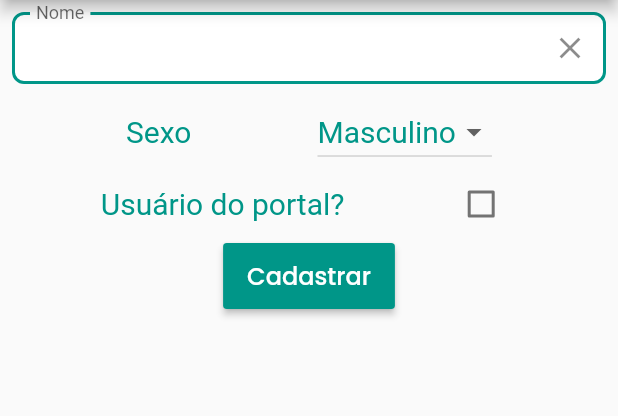
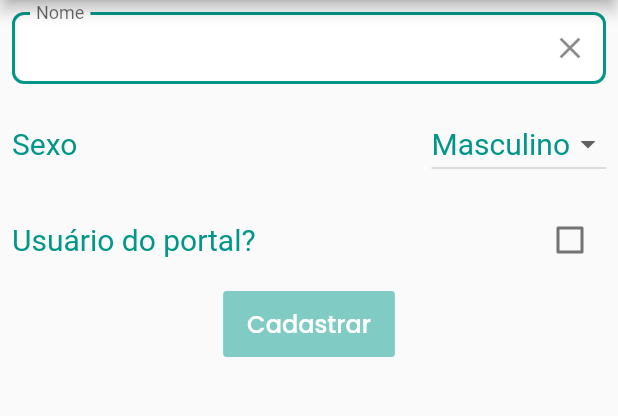
Before and after one commit to rodarterodrigo/desafiocodetec1, a Flutter app: the screen it shows after launch, on a phone screen of 412 x 824 dp, the part 84-500 px from its top. Run offline on Flutter 3.47's test engine with Material 2 defaults, Android fonts, the phone set to English and light mode, and no system bars; our stand-ins replace flutter_modular, google_fonts.

Commit message:
Ajustes CustomButton

```diff
--- a/desafio_codetec1/lib/app/modules/home/home_bloc.dart
+++ b/desafio_codetec1/lib/app/modules/home/home_bloc.dart
@@ -1,9 +1,12 @@
 import 'dart:async';
-
 import 'package:flutter/cupertino.dart';
 import 'package:flutter_modular/flutter_modular.dart';
 
 class HomeBloc extends Disposable {
+
+  String _name = "";
+  get name => _name;
+  set name(value) => _name = value;
 
   String _selectedGender = "Masculino";
   get selectedGender => _selectedGender;
@@ -17,6 +20,11 @@ class HomeBloc extends Disposable {
 
   Sink get input => _streamController.sink;
   Stream get output => _streamController.stream;
+
+  void inputName(String name){
+    this.name = name;
+    input.add(this.name);
+  }
 
   void inputSex(String sex){
     selectedGender = sex;
--- a/desafio_codetec1/lib/app/modules/home/home_page.dart
+++ b/desafio_codetec1/lib/app/modules/home/home_page.dart
@@ -23,6 +23,8 @@ class HomePage extends StatelessWidget {
                 Padding(
                   padding: EdgeInsets.all(8),
                   child: CustomTextField(
+                    onChanged: (value) => homeBloc.inputName(value),
+                    suffixIcon: Icon(Icons.clear),
                     clearTap: () => homeBloc.clearName(nameController),
                     controller: nameController,
                     borderColor: Theme.of(context).primaryColor,
@@ -30,9 +32,11 @@ class HomePage extends StatelessWidget {
                     labelText: "Nome",
                   ),
                 ),
-                Row(
+                Padding(
+                  padding: const EdgeInsets.all(8.0),
+                  child: Row(
                     crossAxisAlignment: CrossAxisAlignment.center,
-                  mainAxisAlignment: MainAxisAlignment.spaceEvenly,
+                    mainAxisAlignment: MainAxisAlignment.spaceBetween,
                     children: [
                       Text("Sexo",
                         style: TextStyle(
@@ -55,9 +59,12 @@ class HomePage extends StatelessWidget {
                       ),
                     ],
                   ),
-                Row(
+                ),
+                Padding(
+                  padding: const EdgeInsets.all(8.0),
+                  child: Row(
                     crossAxisAlignment: CrossAxisAlignment.center,
-                  mainAxisAlignment: MainAxisAlignment.spaceEvenly,
+                    mainAxisAlignment: MainAxisAlignment.spaceBetween,
                     children: [
                       Text("Usuário do portal?",
                         style: TextStyle(
@@ -70,11 +77,12 @@ class HomePage extends StatelessWidget {
                           onChanged:(value) => homeBloc.inputPortalUser(value)),
                     ],
                   ),
+                ),
                 CustomButton(
                     onPressed: (){},
                     text: "Cadastrar",
                     buttonStyle: CustomButtonStyle.Primary,
-                    isEnable: true,
+                    isEnable: homeBloc.name != ""? true: false,
                 ),
               ],
             ),
--- a/desafio_codetec1/lib/app/modules/home/shared/widgets/custom_textfield.dart
+++ b/desafio_codetec1/lib/app/modules/home/shared/widgets/custom_textfield.dart
@@ -2,6 +2,7 @@ import 'package:flutter/material.dart';
 
 class CustomTextField extends StatelessWidget {
   CustomTextField({
+    this.suffixIcon,
     this.onChanged,
     this.labelText,
     this.hint,
@@ -26,6 +27,7 @@ class CustomTextField extends StatelessWidget {
   final bool isEnabled;
   final String errorText;
   final Icon prefixIcon;
+  final Icon suffixIcon;
   final TextInputType keyboardType;
   final TextEditingController controller;
   final String helperText;
@@ -52,7 +54,7 @@ class CustomTextField extends StatelessWidget {
               textInputAction: TextInputAction.done,
               decoration: InputDecoration(
                   floatingLabelBehavior: FloatingLabelBehavior.always,
-                  suffixIcon: GestureDetector(child: Icon(Icons.clear), onTap: clearTap,),
+                  suffixIcon: suffixIcon == null? null: GestureDetector(child: suffixIcon, onTap: clearTap,),
                   labelText: labelText,
                   helperText: helperText,
                   hintText: hint,
--- a/desafio_codetec1/pubspec.yaml
+++ b/desafio_codetec1/pubspec.yaml
@@ -21,7 +21,6 @@ environment:
   sdk: ">=2.7.0 <3.0.0"
 
 dependencies:
-  dio: ^3.0.10
   rxdart: ^0.25.0
   flutter_modular: ^2.0.1
   dartz: ^0.9.2
```
Also changed, not shown: desafio_codetec1/pubspec.lock. Lines whose indentation alone changed are shown as unchanged.
